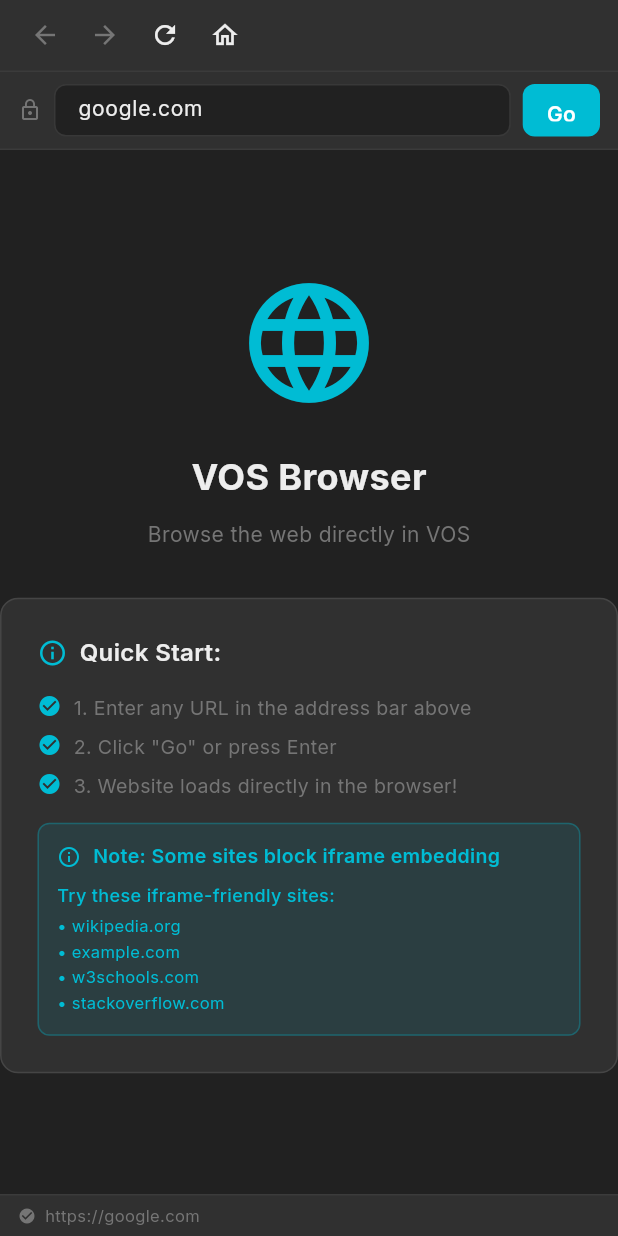
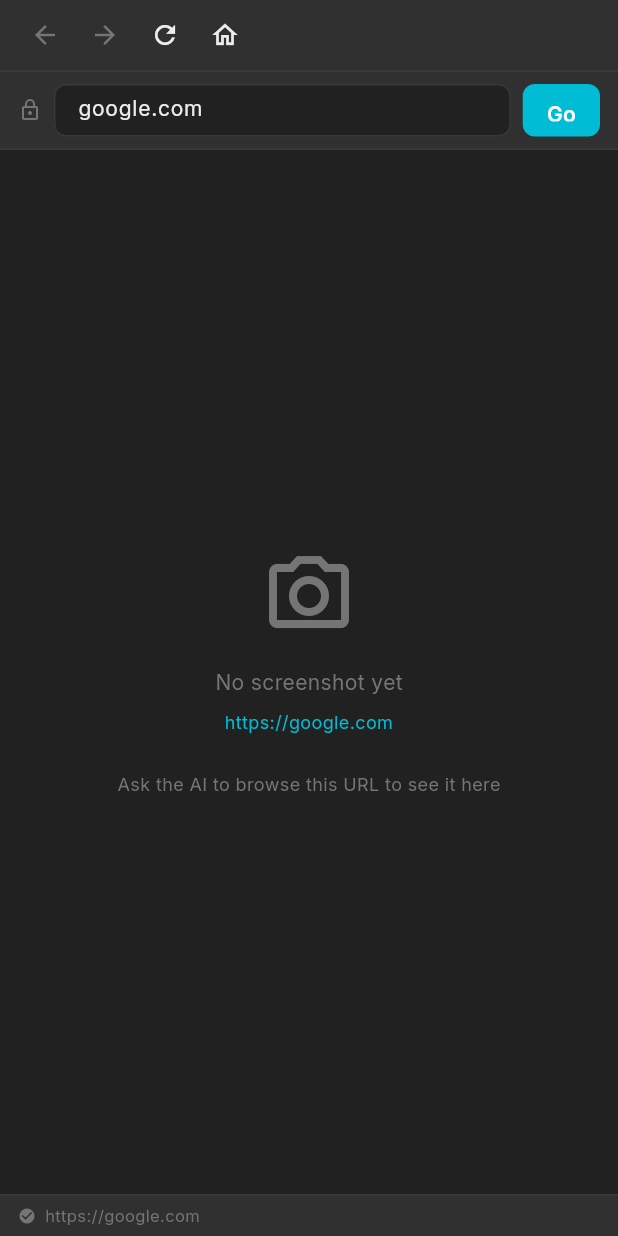
Before and after one commit to RomanSlack/VOS_frontend, a Flutter app: the BrowserApp widget shown alone on an empty page, opened directly, after a tap on the "home" icon, on a phone screen of 412 x 824 dp. Run offline on Flutter 3.47's test engine with Material 3 defaults, Android fonts, the phone set to English and light mode, and no system bars; our stand-ins replace cached_network_image, dio, equatable, fl_chart, flutter_bloc, flutter_dotenv and 17 more; missing offline and left inert: dart:html, dart:js, dart:ui_web, markdown, record; accounts and stored records are empty; generated files the repository leaves out were written again; network calls fail.

Commit message:
fix(browser): remove iframe embedding, use agent screenshots only

```diff
--- a/lib/presentation/widgets/browser_app.dart
+++ b/lib/presentation/widgets/browser_app.dart
@@ -1,13 +1,10 @@
 import 'dart:async';
 import 'dart:convert';
 import 'dart:typed_data';
-import 'package:flutter/foundation.dart' show kIsWeb;
 import 'package:flutter/material.dart';
 import 'package:vos_app/core/chat_manager.dart';
 import 'package:vos_app/core/services/chat_service.dart';
 import 'package:vos_app/core/models/chat_models.dart';
-import 'package:vos_app/presentation/widgets/web_browser_view.dart'
-  if (dart.library.io) 'package:vos_app/presentation/widgets/web_browser_view_stub.dart';
 
 class BrowserApp extends StatefulWidget {
   final ChatManager? chatManager;
@@ -26,7 +23,6 @@
 class _BrowserAppState extends State<BrowserApp> {
   final TextEditingController _urlController = TextEditingController();
   final FocusNode _urlFocusNode = FocusNode();
-  WebBrowserView? _browserView;
 
   String? _currentUrl;
   String? _currentTitle;
@@ -387,18 +383,49 @@
       );
     }
 
-    // If we have a URL, show the browser
-    if (_currentUrl != null && _currentUrl!.isNotEmpty && kIsWeb) {
-      return WebBrowserView(
-        initialUrl: _currentUrl,
-        onUrlChanged: (url) {
-          if (mounted) {
-            setState(() {
-              _currentUrl = url;
-              _currentTitle = url;
-            });
-          }
-        },
+    // If we have a URL but no screenshot yet, show loading/waiting message
+    if (_currentUrl != null && _currentUrl!.isNotEmpty) {
+      return Center(
+        child: Column(
+          mainAxisAlignment: MainAxisAlignment.center,
+          children: [
+            if (_isLoading)
+              const CircularProgressIndicator(
+                valueColor: AlwaysStoppedAnimation<Color>(Color(0xFF00BCD4)),
+              )
+            else
+              const Icon(
+                Icons.photo_camera_outlined,
+                size: 64,
+                color: Color(0xFF757575),
+              ),
+            const SizedBox(height: 16),
+            Text(
+              _isLoading ? 'Waiting for browser agent...' : 'No screenshot yet',
+              style: const TextStyle(
+                color: Color(0xFF757575),
+                fontSize: 14,
+              ),
+            ),
+            const SizedBox(height: 8),
+            Text(
+              _currentUrl!,
+              style: const TextStyle(
+                color: Color(0xFF00BCD4),
+                fontSize: 12,
+              ),
+              textAlign: TextAlign.center,
+            ),
+            const SizedBox(height: 24),
+            const Text(
+              'Ask the AI to browse this URL to see it here',
+              style: TextStyle(
+                color: Color(0xFF757575),
+                fontSize: 12,
+              ),
+            ),
+          ],
+        ),
       );
     }
 
```
